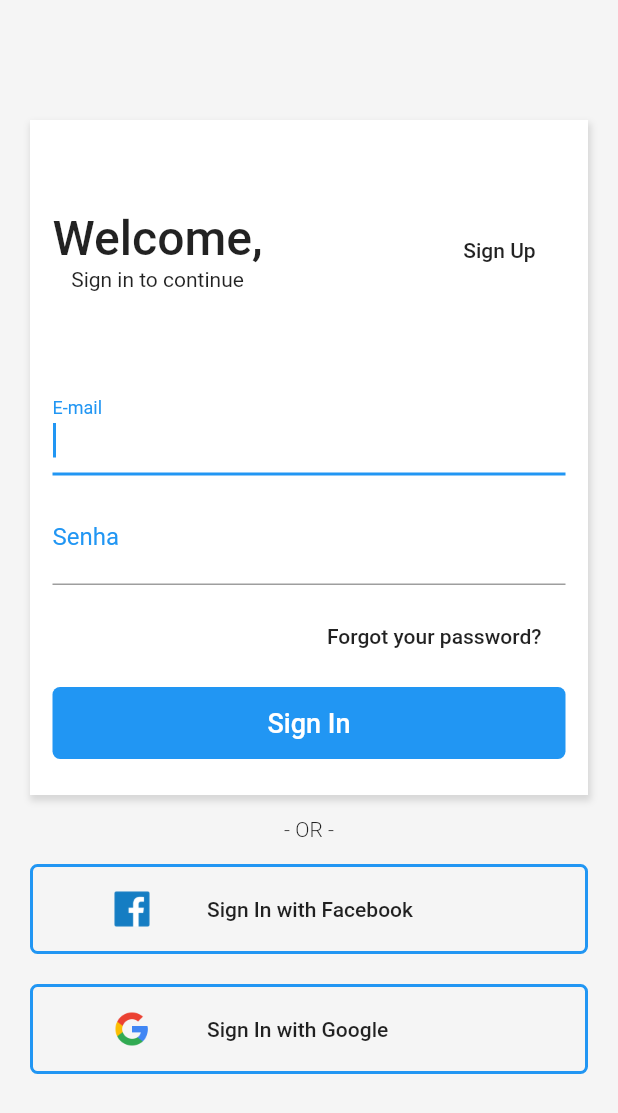
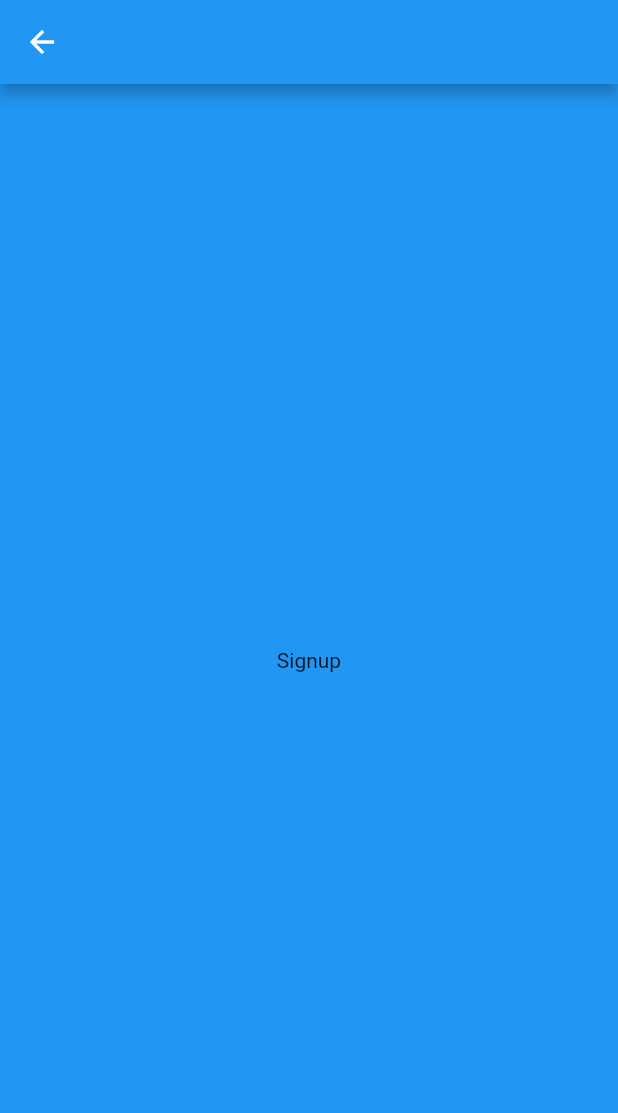
Before and after one commit to rodrigofelipejr/flutter-dart-balta.io, a Flutter app: the screen it shows after launch, after a tap on "Sign Up", on a phone screen of 412 x 824 dp. Shown: the top 1113 px of the screen. Run offline on Flutter 3.47's test engine with Material 2 defaults, Android fonts, the phone set to English and light mode, and no system bars; our stand-ins replace flutter_masked_text, shared_preferences.

Commit message:
Dominando Layouts no Flutter - Navegação básica

```diff
--- a/app_shopping/lib/pages/login.page.dart
+++ b/app_shopping/lib/pages/login.page.dart
@@ -1,3 +1,4 @@
+import 'package:app_shopping/pages/signup.page.dart';
 import 'package:flutter/material.dart';
 import 'package:flutter/rendering.dart';
 
@@ -51,7 +52,14 @@ class Login extends StatelessWidget {
                           ),
                           FlatButton(
                             child: Text("Sign Up"),
-                            onPressed: () {},
+                            onPressed: () {
+                              Navigator.push(
+                                context,
+                                MaterialPageRoute(
+                                  builder: (context) => SignupPage(),
+                                ),
+                              );
+                            },
                           ),
                         ],
                       ),
--- /dev/null
+++ b/app_shopping/lib/pages/signup.page.dart
@@ -0,0 +1,16 @@
+import 'package:flutter/material.dart';
+
+class SignupPage extends StatelessWidget {
+  @override
+  Widget build(BuildContext context) {
+    return Scaffold(
+      appBar: AppBar(),
+      body: Container(
+        color: Colors.blue,
+        child: Center(
+          child: Text("Signup"),
+        ),
+      ),
+    );
+  }
+}
```
